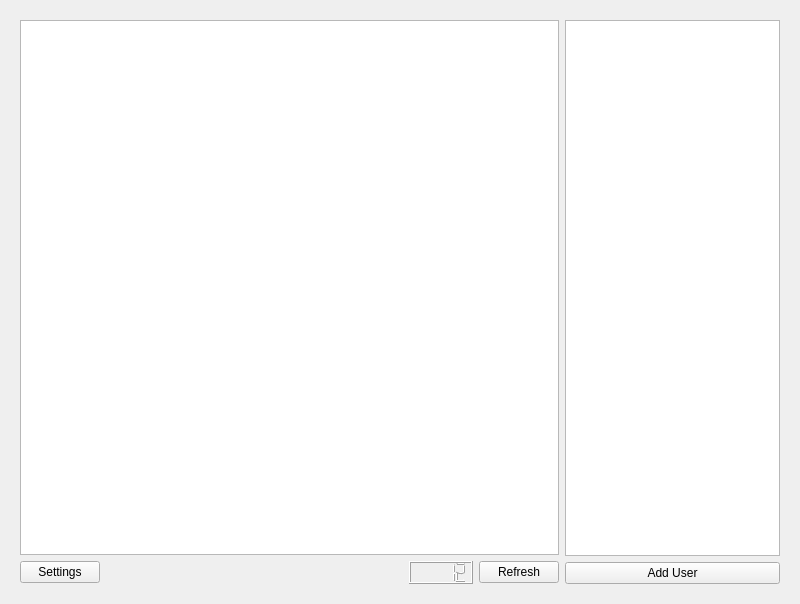
Qt form gui/ui/main.ui (jason7599/BOJ-Tracker) before a commit.
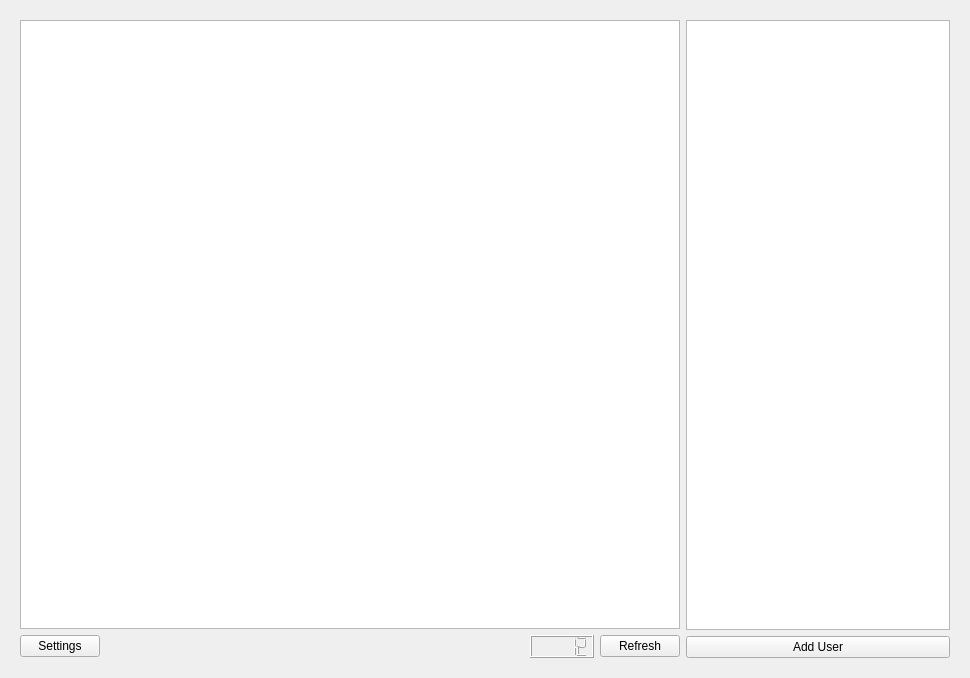
The same form after that commit. Custom widgets are drawn as their Qt base class.

Commit message: disable editing userlist

Patch:
```diff
--- a/gui/ui/main.ui
+++ b/gui/ui/main.ui
@@ -6,8 +6,8 @@
    <rect>
     <x>0</x>
     <y>0</y>
-    <width>800</width>
-    <height>604</height>
+    <width>970</width>
+    <height>678</height>
    </rect>
   </property>
   <property name="windowTitle">
```
The commit also changes 2 other files.
